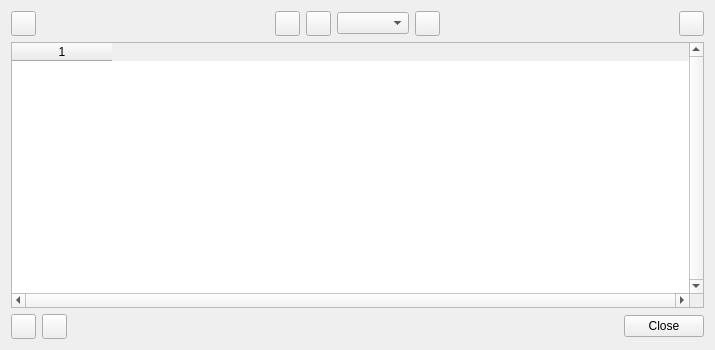
pyCGNS/pyCGNS, file NAVigater/CGNS/NAV/T/Q7SelectionWindow.ui: the form before one commit.
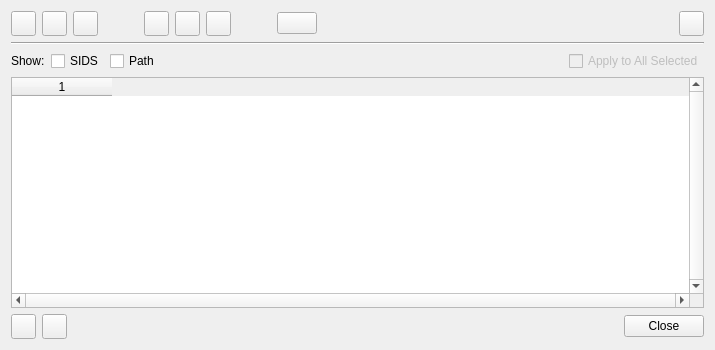
The form after the commit. Icons and pictures are not drawn.

Commit message: [NAV] add auto query (-q option) for selection list edit

```diff
--- a/NAVigater/CGNS/NAV/T/Q7SelectionWindow.ui
+++ b/NAVigater/CGNS/NAV/T/Q7SelectionWindow.ui
@@ -11,21 +11,21 @@
    </rect>
   </property>
   <property name="sizePolicy">
-   <sizepolicy hsizetype="Expanding" vsizetype="Fixed">
+   <sizepolicy hsizetype="MinimumExpanding" vsizetype="MinimumExpanding">
     <horstretch>0</horstretch>
     <verstretch>0</verstretch>
    </sizepolicy>
   </property>
   <property name="minimumSize">
    <size>
-    <width>715</width>
-    <height>350</height>
+    <width>0</width>
+    <height>0</height>
    </size>
   </property>
   <property name="maximumSize">
    <size>
-    <width>1200</width>
-    <height>350</height>
+    <width>90000</width>
+    <height>90000</height>
    </size>
   </property>
   <property name="windowTitle">
@@ -36,7 +36,7 @@
     <normaloff>:/images/icons/cgSpy.gif</normaloff>:/images/icons/cgSpy.gif</iconset>
   </property>
   <layout class="QGridLayout" name="gridLayout">
-   <item row="5" column="0">
+   <item row="7" column="0">
     <layout class="QHBoxLayout" name="horizontalLayout_2">
      <item>
       <widget class="QPushButton" name="bBackControl">
@@ -57,7 +57,7 @@
        </property>
        <property name="icon">
         <iconset resource="../R/Res.qrc">
-         <normaloff>:/images/icons/top.gif</normaloff>:/images/icons/top.gif</iconset>
+         <normaloff>:/images/icons/top.png</normaloff>:/images/icons/top.png</iconset>
        </property>
       </widget>
      </item>
@@ -80,7 +80,7 @@
        </property>
        <property name="icon">
         <iconset resource="../R/Res.qrc">
-         <normaloff>:/images/icons/help-view.gif</normaloff>:/images/icons/help-view.gif</iconset>
+         <normaloff>:/images/icons/help-view.png</normaloff>:/images/icons/help-view.png</iconset>
        </property>
       </widget>
      </item>
@@ -109,43 +109,7 @@
    <item row="3" column="0">
     <layout class="QHBoxLayout" name="horizontalLayout">
      <item>
-      <widget class="QPushButton" name="bDelete">
-       <property name="minimumSize">
-        <size>
-         <width>25</width>
-         <height>25</height>
-        </size>
-       </property>
-       <property name="maximumSize">
-        <size>
-         <width>25</width>
-         <height>25</height>
-        </size>
-       </property>
-       <property name="text">
-        <string/>
-       </property>
-       <property name="icon">
-        <iconset resource="../R/Res.qrc">
-         <normaloff>:/images/icons/select-delete.gif</normaloff>:/images/icons/select-delete.gif</iconset>
-       </property>
-      </widget>
-     </item>
-     <item>
-      <spacer name="horizontalSpacer">
-       <property name="orientation">
-        <enum>Qt::Horizontal</enum>
-       </property>
-       <property name="sizeHint" stdset="0">
-        <size>
-         <width>40</width>
-         <height>20</height>
-        </size>
-       </property>
-      </spacer>
-     </item>
-     <item>
-      <widget class="QPushButton" name="pushButton_3">
+      <widget class="QPushButton" name="bPrevious">
        <property name="minimumSize">
         <size>
          <width>25</width>
@@ -168,7 +132,30 @@
       </widget>
      </item>
      <item>
-      <widget class="QPushButton" name="pushButton_4">
+      <widget class="QPushButton" name="bFirst">
+       <property name="minimumSize">
+        <size>
+         <width>25</width>
+         <height>25</height>
+        </size>
+       </property>
+       <property name="maximumSize">
+        <size>
+         <width>25</width>
+         <height>25</height>
+        </size>
+       </property>
+       <property name="text">
+        <string/>
+       </property>
+       <property name="icon">
+        <iconset resource="../R/Res.qrc">
+         <normaloff>:/images/icons/node-sids-leaf.png</normaloff>:/images/icons/node-sids-leaf.png</iconset>
+       </property>
+      </widget>
+     </item>
+     <item>
+      <widget class="QPushButton" name="bNext">
        <property name="minimumSize">
         <size>
          <width>25</width>
@@ -191,10 +178,23 @@
       </widget>
      </item>
      <item>
-      <widget class="QComboBox" name="comboBox"/>
+      <spacer name="horizontalSpacer">
+       <property name="orientation">
+        <enum>Qt::Horizontal</enum>
+       </property>
+       <property name="sizeType">
+        <enum>QSizePolicy::Minimum</enum>
+       </property>
+       <property name="sizeHint" stdset="0">
+        <size>
+         <width>40</width>
+         <height>20</height>
+        </size>
+       </property>
+      </spacer>
      </item>
      <item>
-      <widget class="QPushButton" name="pushButton_5">
+      <widget class="QPushButton" name="bSelectAll">
        <property name="minimumSize">
         <size>
          <width>25</width>
@@ -207,12 +207,88 @@
          <height>25</height>
         </size>
        </property>
+       <property name="toolTip">
+        <string>XOR</string>
+       </property>
        <property name="text">
         <string/>
        </property>
        <property name="icon">
         <iconset resource="../R/Res.qrc">
-         <normaloff>:/images/icons/operate-execute.png</normaloff>:/images/icons/operate-execute.png</iconset>
+         <normaloff>:/images/icons/select-add.png</normaloff>:/images/icons/select-add.png</iconset>
+       </property>
+      </widget>
+     </item>
+     <item>
+      <widget class="QPushButton" name="bReverse">
+       <property name="minimumSize">
+        <size>
+         <width>25</width>
+         <height>25</height>
+        </size>
+       </property>
+       <property name="maximumSize">
+        <size>
+         <width>25</width>
+         <height>25</height>
+        </size>
+       </property>
+       <property name="text">
+        <string/>
+       </property>
+       <property name="icon">
+        <iconset resource="../R/Res.qrc">
+         <normaloff>:/images/icons/flag-revert.png</normaloff>:/images/icons/flag-revert.png</iconset>
+       </property>
+      </widget>
+     </item>
+     <item>
+      <widget class="QPushButton" name="bUnselectAll">
+       <property name="minimumSize">
+        <size>
+         <width>25</width>
+         <height>25</height>
+        </size>
+       </property>
+       <property name="maximumSize">
+        <size>
+         <width>25</width>
+         <height>25</height>
+        </size>
+       </property>
+       <property name="text">
+        <string/>
+       </property>
+       <property name="icon">
+        <iconset resource="../R/Res.qrc">
+         <normaloff>:/images/icons/select-delete.png</normaloff>:/images/icons/select-delete.png</iconset>
+       </property>
+      </widget>
+     </item>
+     <item>
+      <spacer name="horizontalSpacer_5">
+       <property name="orientation">
+        <enum>Qt::Horizontal</enum>
+       </property>
+       <property name="sizeType">
+        <enum>QSizePolicy::Minimum</enum>
+       </property>
+       <property name="sizeHint" stdset="0">
+        <size>
+         <width>40</width>
+         <height>20</height>
+        </size>
+       </property>
+      </spacer>
+     </item>
+     <item>
+      <widget class="QPushButton" name="bRemoveToSelect">
+       <property name="text">
+        <string/>
+       </property>
+       <property name="icon">
+        <iconset resource="../R/Res.qrc">
+         <normaloff>:/images/icons/flag-none.png</normaloff>:/images/icons/flag-none.png</iconset>
        </property>
       </widget>
      </item>
@@ -254,18 +330,30 @@
      </item>
     </layout>
    </item>
-   <item row="4" column="0">
+   <item row="6" column="0">
     <layout class="QVBoxLayout" name="verticalLayout">
      <item>
-      <widget class="QTableWidget" name="diagTable">
+      <widget class="QTableWidget" name="selectionTable">
+       <property name="sizePolicy">
+        <sizepolicy hsizetype="MinimumExpanding" vsizetype="MinimumExpanding">
+         <horstretch>0</horstretch>
+         <verstretch>0</verstretch>
+        </sizepolicy>
+       </property>
        <property name="verticalScrollBarPolicy">
         <enum>Qt::ScrollBarAlwaysOn</enum>
        </property>
        <property name="horizontalScrollBarPolicy">
         <enum>Qt::ScrollBarAlwaysOn</enum>
        </property>
+       <property name="autoScroll">
+        <bool>false</bool>
+       </property>
        <property name="editTriggers">
-        <set>QAbstractItemView::NoEditTriggers</set>
+        <set>QAbstractItemView::DoubleClicked|QAbstractItemView::EditKeyPressed</set>
+       </property>
+       <property name="alternatingRowColors">
+        <bool>false</bool>
        </property>
        <property name="selectionMode">
         <enum>QAbstractItemView::MultiSelection</enum>
@@ -273,8 +361,11 @@
        <property name="selectionBehavior">
         <enum>QAbstractItemView::SelectRows</enum>
        </property>
+       <property name="horizontalScrollMode">
+        <enum>QAbstractItemView::ScrollPerPixel</enum>
+       </property>
        <property name="sortingEnabled">
-        <bool>true</bool>
+        <bool>false</bool>
        </property>
        <property name="columnCount">
         <number>1</number>
@@ -284,6 +375,74 @@
      </item>
     </layout>
    </item>
+   <item row="5" column="0">
+    <layout class="QHBoxLayout" name="horizontalLayout_3">
+     <item>
+      <widget class="QLabel" name="label">
+       <property name="text">
+        <string>Show:</string>
+       </property>
+      </widget>
+     </item>
+     <item>
+      <widget class="QCheckBox" name="cShowSIDS">
+       <property name="text">
+        <string>SIDS</string>
+       </property>
+       <property name="checked">
+        <bool>false</bool>
+       </property>
+      </widget>
+     </item>
+     <item>
+      <widget class="QCheckBox" name="cShowPath">
+       <property name="text">
+        <string>Path</string>
+       </property>
+       <property name="checked">
+        <bool>false</bool>
+       </property>
+      </widget>
+     </item>
+     <item>
+      <spacer name="horizontalSpacer_3">
+       <property name="orientation">
+        <enum>Qt::Horizontal</enum>
+       </property>
+       <property name="sizeType">
+        <enum>QSizePolicy::Expanding</enum>
+       </property>
+       <property name="sizeHint" stdset="0">
+        <size>
+         <width>40</width>
+         <height>20</height>
+        </size>
+       </property>
+      </spacer>
+     </item>
+     <item>
+      <widget class="QCheckBox" name="cApplytoall">
+       <property name="enabled">
+        <bool>false</bool>
+       </property>
+       <property name="text">
+        <string>Apply to All Selected</string>
+       </property>
+       <property name="icon">
+        <iconset resource="../R/Res.qrc">
+         <normaloff>:/images/icons/user-G.png</normaloff>:/images/icons/user-G.png</iconset>
+       </property>
+      </widget>
+     </item>
+    </layout>
+   </item>
+   <item row="4" column="0">
+    <widget class="Line" name="line">
+     <property name="orientation">
+      <enum>Qt::Horizontal</enum>
+     </property>
+    </widget>
+   </item>
   </layout>
  </widget>
  <resources>
```
The commit also changes 77 other files.
